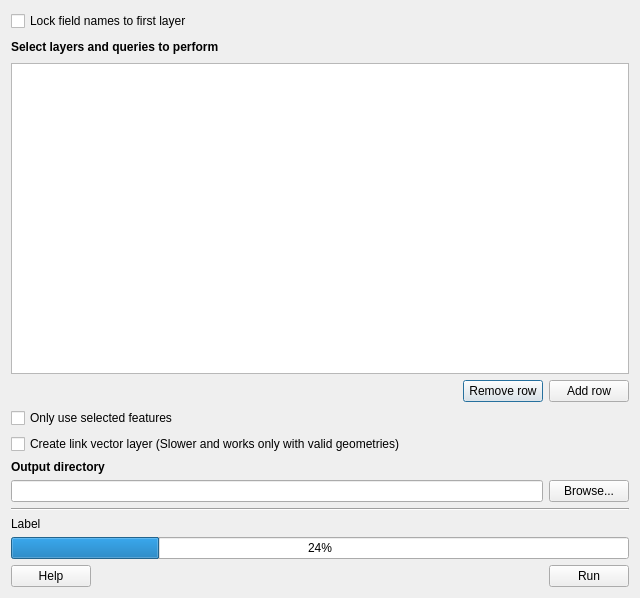
The window that src/qgis_conefor/ui/conefor_dlg.ui (ricardogsilva/qgisconefor) describes before a commit, drawn with Qt 5.
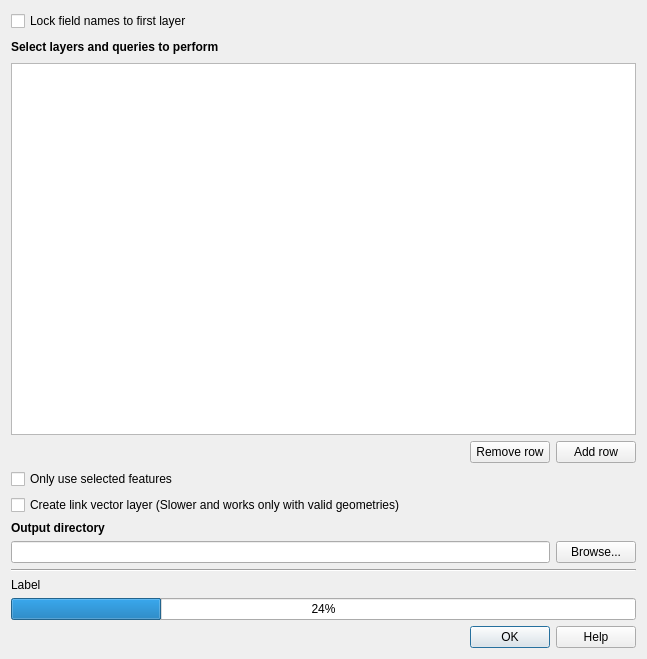
The same window after the commit.

Diff of the .ui file:
```diff
--- a/src/qgis_conefor/ui/conefor_dlg.ui
+++ b/src/qgis_conefor/ui/conefor_dlg.ui
@@ -6,15 +6,15 @@
    <rect>
     <x>0</x>
     <y>0</y>
-    <width>640</width>
-    <height>598</height>
+    <width>647</width>
+    <height>659</height>
    </rect>
   </property>
   <property name="windowTitle">
    <string>Conefor Inputs</string>
   </property>
-  <layout class="QVBoxLayout" name="verticalLayout">
-   <item>
+  <layout class="QGridLayout" name="gridLayout">
+   <item row="0" column="0">
     <layout class="QHBoxLayout" name="horizontalLayout_7">
      <item>
       <widget class="QCheckBox" name="lock_layers_chb">
@@ -38,7 +38,7 @@
      </item>
     </layout>
    </item>
-   <item>
+   <item row="1" column="0">
     <layout class="QHBoxLayout" name="horizontalLayout_3">
      <item>
       <widget class="QLabel" name="layers_la">
@@ -62,7 +62,7 @@
      </item>
     </layout>
    </item>
-   <item>
+   <item row="2" column="0">
     <widget class="QTableView" name="tableView">
      <property name="editTriggers">
       <set>QAbstractItemView::AllEditTriggers</set>
@@ -87,7 +87,7 @@
      </attribute>
     </widget>
    </item>
-   <item>
+   <item row="3" column="0">
     <layout class="QHBoxLayout" name="horizontalLayout_4">
      <item>
       <spacer name="horizontalSpacer">
@@ -118,7 +118,7 @@
      </item>
     </layout>
    </item>
-   <item>
+   <item row="4" column="0">
     <layout class="QHBoxLayout" name="horizontalLayout_6">
      <item>
       <widget class="QCheckBox" name="use_selected_features_chb">
@@ -142,7 +142,7 @@
      </item>
     </layout>
    </item>
-   <item>
+   <item row="5" column="0">
     <layout class="QHBoxLayout" name="horizontalLayout">
      <item>
       <widget class="QCheckBox" name="create_distances_files_chb">
@@ -166,7 +166,7 @@
      </item>
     </layout>
    </item>
-   <item>
+   <item row="6" column="0">
     <widget class="QLabel" name="output_la">
      <property name="text">
       <string>&lt;html&gt;&lt;head/&gt;&lt;body&gt;&lt;p&gt;&lt;span style=&quot; font-weight:600;&quot;&gt;Output directory&lt;/span&gt;&lt;/p&gt;&lt;/body&gt;&lt;/html&gt;</string>
@@ -176,7 +176,7 @@
      </property>
     </widget>
    </item>
-   <item>
+   <item row="7" column="0">
     <layout class="QHBoxLayout" name="horizontalLayout_2">
      <item>
       <widget class="QLineEdit" name="output_dir_le"/>
@@ -190,14 +190,14 @@
      </item>
     </layout>
    </item>
-   <item>
+   <item row="8" column="0">
     <widget class="Line" name="line">
      <property name="orientation">
       <enum>Qt::Horizontal</enum>
      </property>
     </widget>
    </item>
-   <item>
+   <item row="9" column="0">
     <widget class="QLabel" name="progress_la">
      <property name="sizePolicy">
       <sizepolicy hsizetype="Expanding" vsizetype="Preferred">
@@ -210,43 +210,19 @@
      </property>
     </widget>
    </item>
-   <item>
+   <item row="10" column="0">
     <widget class="QProgressBar" name="progressBar">
      <property name="value">
       <number>24</number>
      </property>
     </widget>
    </item>
-   <item>
-    <layout class="QHBoxLayout" name="horizontalLayout_5">
-     <item>
-      <widget class="QPushButton" name="help_btn">
-       <property name="text">
-        <string>Help</string>
-       </property>
-      </widget>
-     </item>
-     <item>
-      <spacer name="horizontalSpacer_2">
-       <property name="orientation">
-        <enum>Qt::Horizontal</enum>
-       </property>
-       <property name="sizeHint" stdset="0">
-        <size>
-         <width>40</width>
-         <height>20</height>
-        </size>
-       </property>
-      </spacer>
-     </item>
-     <item>
-      <widget class="QPushButton" name="run_btn">
-       <property name="text">
-        <string>Run</string>
-       </property>
-      </widget>
-     </item>
-    </layout>
+   <item row="11" column="0">
+    <widget class="QDialogButtonBox" name="buttonBox">
+     <property name="standardButtons">
+      <set>QDialogButtonBox::Help|QDialogButtonBox::Ok</set>
+     </property>
+    </widget>
    </item>
   </layout>
  </widget>
```
Left out of the diff: 2 changed lines with no effect on the pictures.
